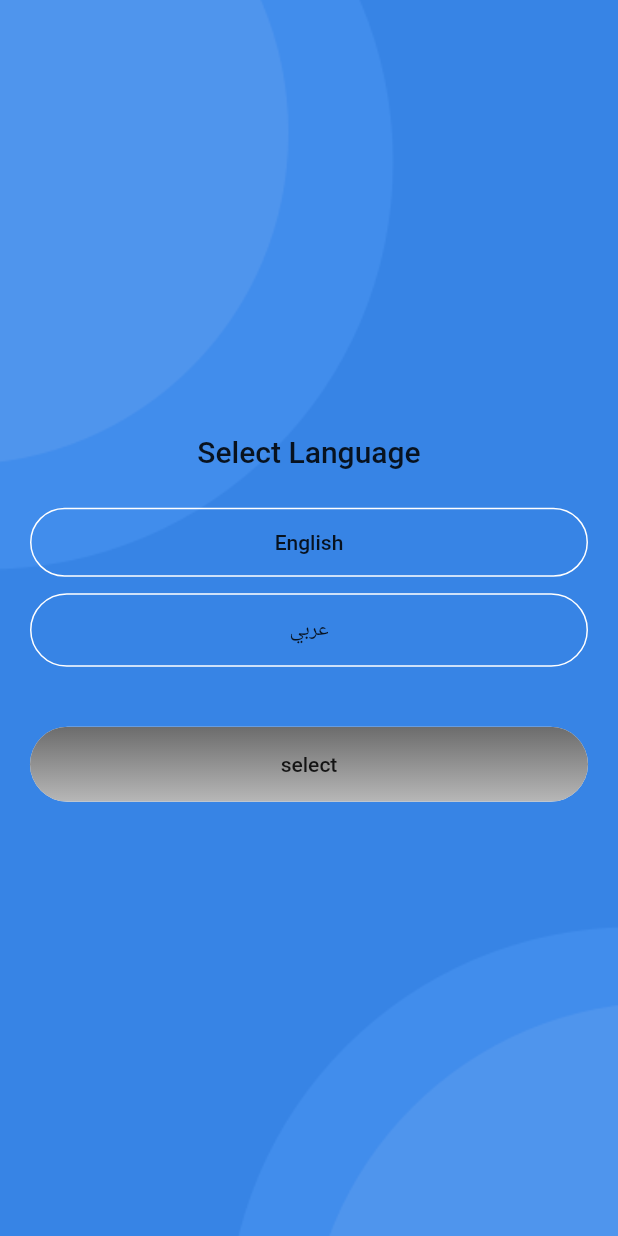
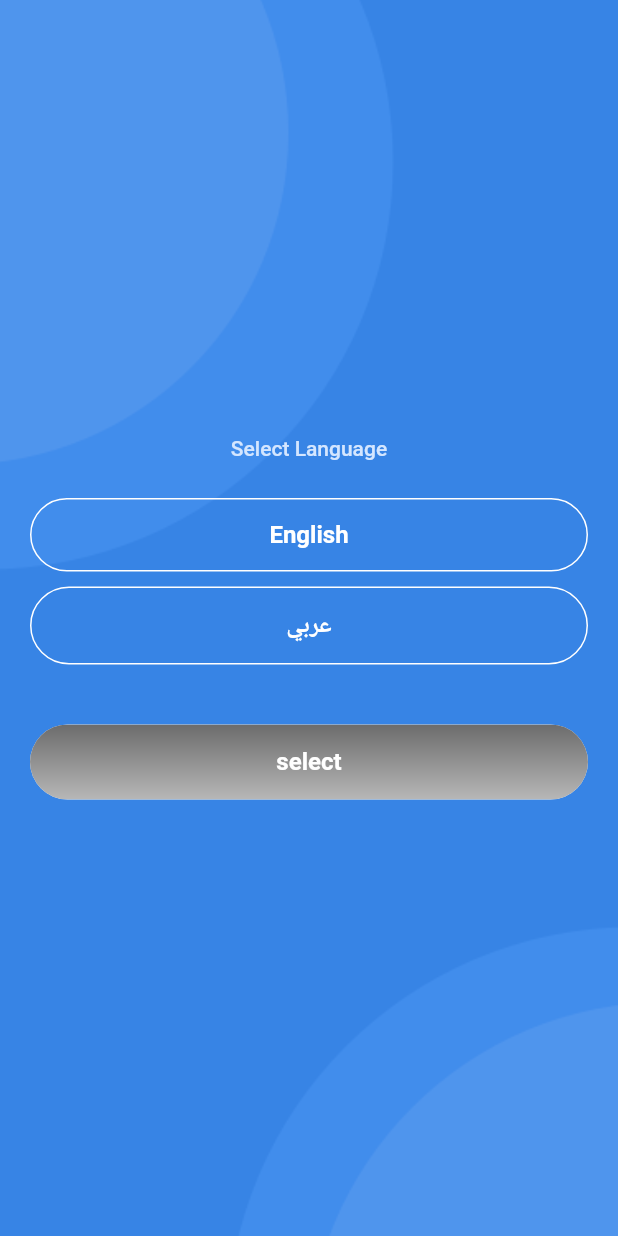
Before and after one commit to hazem1262/flutter-starter-project, a Flutter app: the screen it shows after launch, on a phone screen of 412 x 824 dp. Run offline on Flutter 3.47's test engine with Material 2 defaults, Android fonts, the phone set to English and light mode, and no system bars; our stand-ins replace dio, pretty_dio_logger, shared_preferences; Roboto replaces fonts that are missing (Poppins).

Commit message:
[add] update theme

```diff
--- a/lib/ui/main/main.dart
+++ b/lib/ui/main/main.dart
@@ -5,6 +5,7 @@ import 'package:flutterstarterproject/generated/l10n.dart';
 import 'package:flutterstarterproject/ui/main/main_provider.dart';
 import 'package:flutterstarterproject/ui/select_language/select_language_widget.dart';
 import 'package:flutterstarterproject/utils/navigation/navigation_helper.dart';
+import 'package:flutterstarterproject/utils/style/theme.dart';
 
 void main() {
   runApp(MyApp());
@@ -19,10 +20,7 @@ class MyApp extends StatelessWidget {
       builder: (context, mainProvider, _){
         return MaterialApp(
           title: "Flutter Demo",
-          theme: ThemeData(
-            primarySwatch: Colors.blue,
-            visualDensity: VisualDensity.adaptivePlatformDensity,
-          ),
+          theme: appTheme,
           localizationsDelegates: [
             S.delegate,
             GlobalMaterialLocalizations.delegate,
--- a/lib/utils/style/theme.dart
+++ b/lib/utils/style/theme.dart
@@ -39,10 +39,11 @@ const disabledGradient = LinearGradient(
 );
 
 final appTheme = ThemeData(
+  visualDensity: VisualDensity.adaptivePlatformDensity,
   primaryColor: blueDefance,
   fontFamily: 'Poppins',
   textTheme: TextTheme(
-    title: TextStyle(
+    caption: TextStyle(
       color: Colors.white,
       fontWeight: FontWeight.w500,
       fontSize: 25,
@@ -52,26 +53,38 @@ final appTheme = ThemeData(
       fontWeight: FontWeight.w700,
       fontSize: 16
     ),
-    display1: TextStyle(
+    bodyText1: TextStyle(
       color: ashGrey,
       fontSize: 14
     ),
-    display2: TextStyle(
+    bodyText2: TextStyle(
       color: dimGrey,
       fontSize: 13
     ),
-    display3: TextStyle(
+    headline1: TextStyle(
         color: dimGrey,
         fontSize: 16
     ),
-    headline: TextStyle(
+    headline2: TextStyle(
       color: darkMidNightBlue,
       fontSize: 18,
       fontWeight: FontWeight.w700
     ),
-    display4: TextStyle(
+    headline3: TextStyle(
       color: lavender,
       fontSize: 14
+    ),
+    headline4: TextStyle(
+        color: lavender,
+        fontSize: 14
+    ),
+    headline5: TextStyle(
+        color: lavender,
+        fontSize: 14
+    ),
+    headline6: TextStyle(
+        color: lavender,
+        fontSize: 14
     )
   )
 );
```
